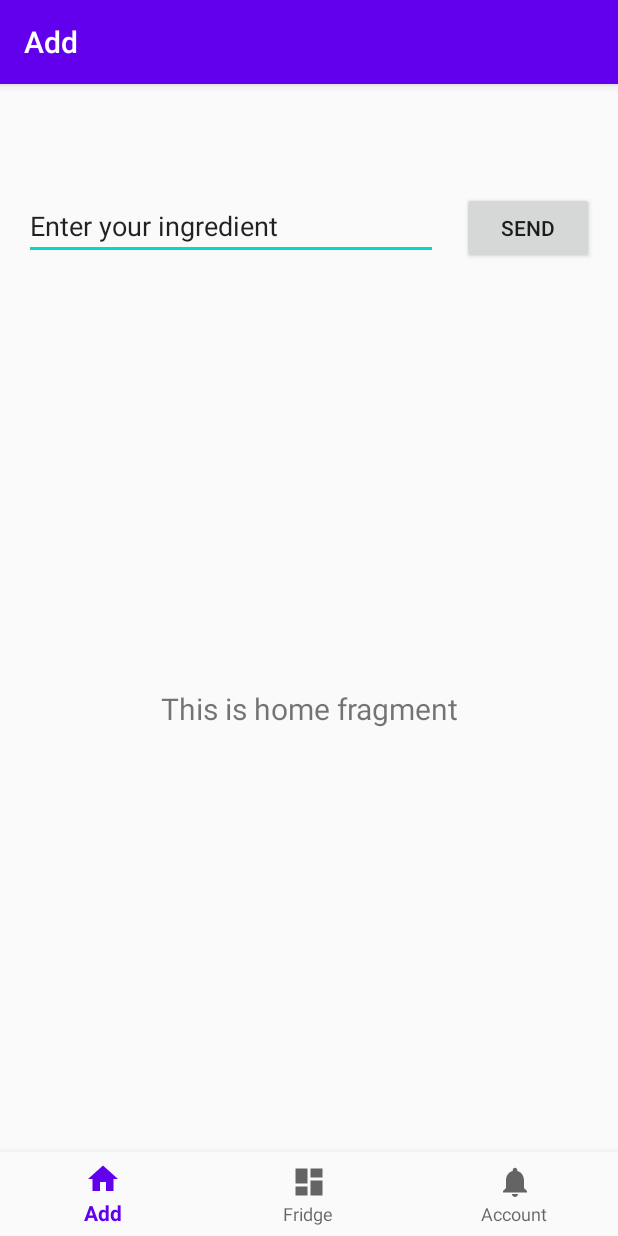
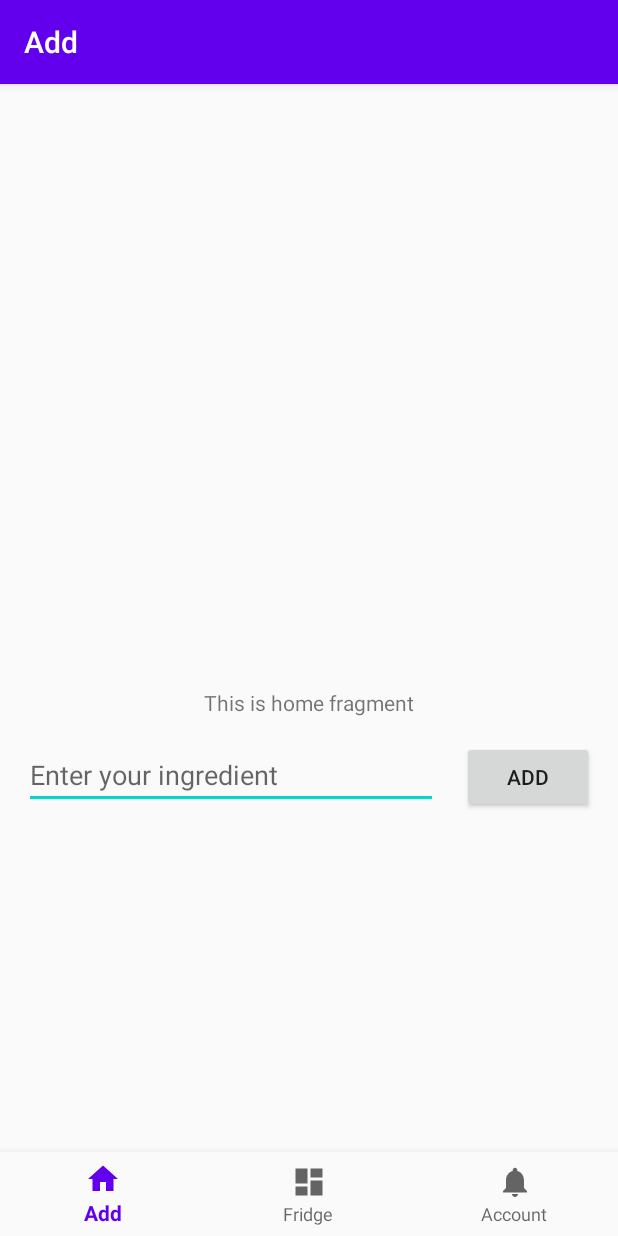
Before and after one commit to DamianJaszewski/Fridge, an Android app: the screen it shows after launch (MainActivity), on a phone screen of 412 x 824 dp. Run offline under Robolectric (Android 15) with nearby library versions, the phone set to English and light mode, and no system bars; our stand-ins replace navigation-ui.

Commit message:
add text input and button

```diff
--- a/app/src/main/java/com/example/fridge/ui/dashboard/DashboardViewModel.java
+++ b/app/src/main/java/com/example/fridge/ui/dashboard/DashboardViewModel.java
@@ -10,7 +10,7 @@ public class DashboardViewModel extends ViewModel {
 
     public DashboardViewModel() {
         mText = new MutableLiveData<>();
-        mText.setValue("This is dashboard fragment");
+        mText.setValue("You can add your ingredients here");
     }
 
     public LiveData<String> getText() {
--- a/app/src/main/res/layout/activity_main.xml
+++ b/app/src/main/res/layout/activity_main.xml
@@ -33,31 +33,4 @@
         app:layout_constraintVertical_bias="1.0"
         app:navGraph="@navigation/mobile_navigation" />
 
-    <EditText
-        android:id="@+id/editTextTextPersonName"
-        android:layout_width="0dp"
-        android:layout_height="wrap_content"
-        android:layout_marginStart="16dp"
-        android:layout_marginTop="16dp"
-        android:ems="10"
-        android:inputType="textPersonName"
-        android:text="@string/edit_message"
-        app:layout_constraintEnd_toStartOf="@+id/button"
-        app:layout_constraintHorizontal_bias="0.5"
-        app:layout_constraintStart_toEndOf="@+id/nav_host_fragment"
-        app:layout_constraintStart_toStartOf="parent"
-        app:layout_constraintTop_toTopOf="parent" />
-
-    <Button
-        android:id="@+id/button"
-        android:layout_width="wrap_content"
-        android:layout_height="wrap_content"
-        android:layout_marginStart="16dp"
-        android:layout_marginEnd="16dp"
-        android:text="@string/button_send"
-        app:layout_constraintBaseline_toBaselineOf="@+id/editTextTextPersonName"
-        app:layout_constraintEnd_toEndOf="parent"
-        app:layout_constraintHorizontal_bias="0.5"
-        app:layout_constraintStart_toEndOf="@+id/editTextTextPersonName" />
-
 </androidx.constraintlayout.widget.ConstraintLayout>
--- a/app/src/main/res/layout/fragment_home.xml
+++ b/app/src/main/res/layout/fragment_home.xml
@@ -8,16 +8,36 @@
 
     <TextView
         android:id="@+id/text_home"
-        android:layout_width="match_parent"
+        android:layout_width="wrap_content"
         android:layout_height="wrap_content"
-        android:layout_marginStart="8dp"
-        android:layout_marginTop="8dp"
-        android:layout_marginEnd="8dp"
-        android:text="gdsgdfsgfds"
-        android:textAlignment="center"
-        android:textSize="20sp"
+        android:text="TextView"
         app:layout_constraintBottom_toBottomOf="parent"
         app:layout_constraintEnd_toEndOf="parent"
         app:layout_constraintStart_toStartOf="parent"
         app:layout_constraintTop_toTopOf="parent" />
+
+    <EditText
+        android:id="@+id/editTextTextPersonName3"
+        android:layout_width="0dp"
+        android:layout_height="wrap_content"
+        android:layout_marginStart="16dp"
+        android:layout_marginTop="16dp"
+        android:ems="10"
+        android:hint="@string/edit_message"
+        android:inputType="textPersonName"
+        app:layout_constraintEnd_toStartOf="@+id/button3"
+        app:layout_constraintHorizontal_bias="0.5"
+        app:layout_constraintStart_toStartOf="parent"
+        app:layout_constraintTop_toBottomOf="@+id/text_home" />
+
+    <Button
+        android:id="@+id/button3"
+        android:layout_width="wrap_content"
+        android:layout_height="wrap_content"
+        android:layout_marginStart="16dp"
+        android:layout_marginEnd="16dp"
+        android:text="@string/button_send"
+        app:layout_constraintBaseline_toBaselineOf="@+id/editTextTextPersonName3"
+        app:layout_constraintEnd_toEndOf="parent"
+        app:layout_constraintStart_toEndOf="@+id/editTextTextPersonName3" />
 </androidx.constraintlayout.widget.ConstraintLayout>
--- a/app/src/main/res/values/strings.xml
+++ b/app/src/main/res/values/strings.xml
@@ -4,5 +4,5 @@
     <string name="title_dashboard">Fridge</string>
     <string name="title_notifications">Account</string>
     <string name="edit_message">Enter your ingredient</string>
-    <string name="button_send">Send</string>
+    <string name="button_send">Add</string>
 </resources>
```
